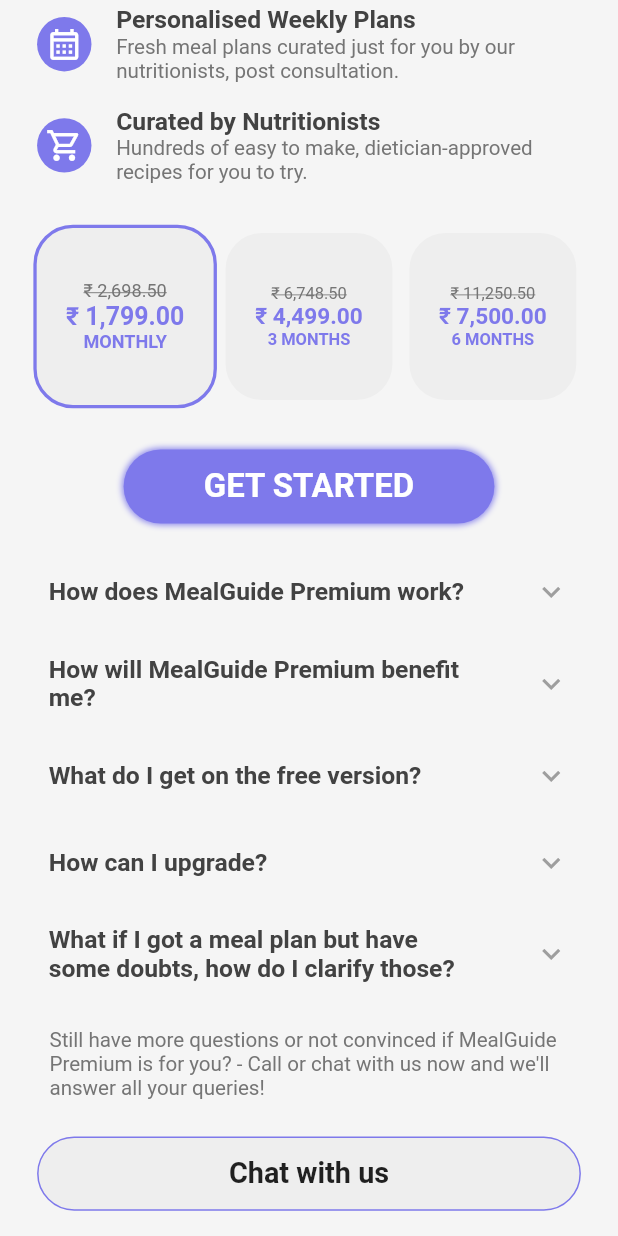
After one commit to Akshiiitsaxena/mealguide-flutter, a Flutter app: the UpgradePage screen opened directly, scrolled down 576 dp, after a tap on "₹ 2,698.50", on a phone screen of 412 x 824 dp. The commit adds this screen. Run offline on Flutter 3.47's test engine with Material 2 defaults, Android fonts, the phone set to English and light mode, and no system bars; drawn by our look-alikes of scrollable_positioned_list; our stand-ins replace cached_network_image, flutter_hooks, hive, hooks_riverpod, persistent_bottom_nav_bar_v2, sizer; missing offline and left inert: fraction; accounts and stored records are empty.

Commit message:
feat: added upgrade tab

```diff
--- a/lib/helper/bottom_bar_view.dart
+++ b/lib/helper/bottom_bar_view.dart
@@ -5,6 +5,7 @@ import 'package:hooks_riverpod/hooks_riverpod.dart';
 import 'package:mealguide/models/added_items_hive_model.dart';
 import 'package:mealguide/pages/items/items_page.dart';
 import 'package:mealguide/pages/recipes/all_recipes_page.dart';
+import 'package:mealguide/pages/upgrade/upgrade_page.dart';
 import 'package:mealguide/providers/hive_provider.dart';
 import 'package:persistent_bottom_nav_bar_v2/persistent-tab-view.dart';
 import 'package:path_provider/path_provider.dart' as path_provider;
@@ -37,6 +38,7 @@ class BottomBarView extends HookConsumerWidget {
       screens: const [
         AllRecipesPage(),
         ItemsPage(),
+        UpgradePage(),
       ],
       backgroundColor: theme.canvasColor,
       items: [
@@ -49,6 +51,12 @@ class BottomBarView extends HookConsumerWidget {
         PersistentBottomNavBarItem(
           icon: const Icon(Icons.menu),
           title: 'Items',
+          activeColorPrimary: const Color(0xff7e79eb),
+          inactiveColorPrimary: Colors.grey,
+        ),
+        PersistentBottomNavBarItem(
+          icon: const Icon(Icons.upgrade_rounded),
+          title: 'Upgrade',
           activeColorPrimary: const Color(0xff7e79eb),
           inactiveColorPrimary: Colors.grey,
         ),
--- /dev/null
+++ b/lib/pages/upgrade/upgrade_page.dart
@@ -0,0 +1,166 @@
+import 'package:flutter/material.dart';
+import 'package:flutter_hooks/flutter_hooks.dart';
+import 'package:hooks_riverpod/hooks_riverpod.dart';
+import 'package:mealguide/widgets/mg_faqs.dart';
+import 'package:mealguide/widgets/primary_button.dart';
+import 'package:mealguide/widgets/subscription_box.dart';
+import 'package:mealguide/widgets/upgrade_button.dart';
+import 'package:mealguide/widgets/upgrade_info_tile.dart';
+import 'package:scrollable_positioned_list/scrollable_positioned_list.dart';
+import 'package:sizer/sizer.dart';
+
+class UpgradePage extends HookConsumerWidget {
+  const UpgradePage({super.key});
+
+  @override
+  Widget build(BuildContext context, WidgetRef ref) {
+    final controller = ItemScrollController();
+    final theme = Theme.of(context);
+    final chosenPlan = useState(0);
+
+    List<Widget> widgets = [
+      Container(
+        height: 20.h,
+        width: 100.w,
+        color: theme.primaryColor,
+      ),
+      SizedBox(height: 3.h),
+      Padding(
+        padding: EdgeInsets.symmetric(horizontal: 6.w),
+        child: Text(
+          'Unlock a\nhealthier you.',
+          style: theme.textTheme.titleLarge!
+              .copyWith(fontWeight: FontWeight.w900, color: theme.primaryColor),
+        ),
+      ),
+      Padding(
+        padding: EdgeInsets.symmetric(vertical: 1.h, horizontal: 6.w),
+        child: Text(
+          'Unlock MealGuide to make a meal planning and prepping effortless!',
+          style: theme.textTheme.bodySmall,
+        ),
+      ),
+      SizedBox(height: 1.h),
+      UpgradeButton(
+        child: Text(
+          'View Plans',
+          style: theme.textTheme.titleMedium!.copyWith(fontSize: 14.sp),
+        ),
+        onTap: () => controller.scrollTo(
+          index: 9,
+          duration: const Duration(milliseconds: 200),
+        ),
+      ),
+      UpgradeButton(
+        child: Row(
+          mainAxisAlignment: MainAxisAlignment.center,
+          children: [
+            Text(
+              'Chat with us',
+              style: theme.textTheme.titleMedium!.copyWith(fontSize: 14.sp),
+            ),
+          ],
+        ),
+        onTap: () {},
+      ),
+      UpgradeButton(
+        child: Text(
+          'View FAQs',
+          style: theme.textTheme.titleMedium!.copyWith(fontSize: 14.sp),
+        ),
+        onTap: () => controller.scrollTo(
+          index: 15,
+          duration: const Duration(milliseconds: 200),
+        ),
+      ),
+      SizedBox(height: 1.h),
+      const UpgradeInfoTile(
+        content:
+            'Unlimited calls with our nutritionists to help you receive the best guidance.',
+        icon: Icons.troubleshoot_rounded,
+        title: 'One on One Consultations',
+      ),
+      const UpgradeInfoTile(
+        content:
+            'Fresh meal plans curated just for you by our nutritionists, post consultation.',
+        icon: Icons.calendar_month_outlined,
+        title: 'Personalised Weekly Plans',
+      ),
+      const UpgradeInfoTile(
+        content:
+            'Hundreds of easy to make, dietician-approved recipes for you to try.',
+        icon: Icons.shopping_cart_outlined,
+        title: 'Curated by Nutritionists',
+      ),
+      SizedBox(height: 3.h),
+      Container(
+        padding: EdgeInsets.symmetric(horizontal: 4.w),
+        child: Row(
+          mainAxisAlignment: MainAxisAlignment.spaceEvenly,
+          children: [
+            SubcriptionBox(
+              oldPrice: '₹ 2,698.50',
+              newPrice: '₹ 1,799.00',
+              duration: 'monthly',
+              isSelected: chosenPlan.value == 0,
+              onTap: () => chosenPlan.value = 0,
+            ),
+            SubcriptionBox(
+              oldPrice: '₹ 6,748.50',
+              newPrice: '₹ 4,499.00',
+              duration: '3 months',
+              isSelected: chosenPlan.value == 1,
+              onTap: () => chosenPlan.value = 1,
+            ),
+            SubcriptionBox(
+              oldPrice: '₹ 11,250.50',
+              newPrice: '₹ 7,500.00',
+              duration: '6 months',
+              isSelected: chosenPlan.value == 2,
+              onTap: () => chosenPlan.value = 2,
+            ),
+          ],
+        ),
+      ),
+      SizedBox(height: 2.h),
+      Padding(
+        padding: EdgeInsets.symmetric(horizontal: 20.w),
+        child: MgPrimaryButton(
+          'GET STARTED',
+          onTap: () {},
+          isEnabled: true,
+          height: 6.h,
+        ),
+      ),
+      SizedBox(height: 2.h),
+      const MgFaqs(),
+      SizedBox(height: 2.h),
+      Padding(
+        padding: EdgeInsets.symmetric(horizontal: 8.w),
+        child: Text(
+          'Still have more questions or not convinced if MealGuide Premium is for you? - Call or chat with us now and we\'ll answer all your queries!',
+          style: theme.textTheme.bodySmall,
+        ),
+      ),
+      SizedBox(height: 2.h),
+      UpgradeButton(
+        child: Text(
+          'Chat with us',
+          style: theme.textTheme.titleMedium!.copyWith(fontSize: 14.sp),
+        ),
+        onTap: () {},
+      ),
+      SizedBox(height: 10.h),
+    ];
+
+    return Scaffold(
+      body: ScrollablePositionedList.builder(
+        itemScrollController: controller,
+        itemCount: widgets.length,
+        itemBuilder: (context, index) {
+          return widgets[index];
+        },
+      ),
+    );
+  }
+}
--- /dev/null
+++ b/lib/widgets/mg_faqs.dart
@@ -0,0 +1,56 @@
+import 'package:flutter/material.dart';
+import 'package:sizer/sizer.dart';
+
+class MgFaqs extends StatelessWidget {
+  const MgFaqs({super.key});
+
+  static const List<String> titles = [
+    'How does MealGuide Premium work?',
+    'How will MealGuide Premium benefit me?',
+    'What do I get on the free version?',
+    'How can I upgrade?',
+    'What if I got a meal plan but have some doubts, how do I clarify those?',
+  ];
+
+  static const List<String> content = [
+    'Just Schedult another call with your nuritionist via the app and get all your doubts answered',
+    'Wtih Mg Premium, you\'ll get access to the following:\n\n- A Deidicated Premiusn ieurhg  ieruhg iuerhgi wbew\n- Person shit',
+    'Just Schedult another call with your nuritionist via the app and get all your doubts answered',
+    'Just Schedult another call with your nuritionist via the app and get all your doubts answered',
+    'Just Schedult another call with your nuritionist via the app and get all your doubts answered',
+  ];
+
+  @override
+  Widget build(BuildContext context) {
+    final theme = Theme.of(context);
+    return Container(
+      padding: EdgeInsets.symmetric(horizontal: 4.w),
+      child: Column(
+        children: List.generate(
+          5,
+          (index) => ExpansionTile(
+            collapsedIconColor: Colors.grey,
+            title: Padding(
+              padding: EdgeInsets.fromLTRB(0, 1.h, 6.w, 1.h),
+              child: Text(
+                titles[index],
+                style: theme.textTheme.bodyMedium!.copyWith(fontSize: 12.sp),
+              ),
+            ),
+            iconColor: theme.primaryColor,
+            children: [
+              Padding(
+                padding: EdgeInsets.symmetric(vertical: 1.h, horizontal: 4.w),
+                child: Text(
+                  content[index],
+                  style: theme.textTheme.bodySmall,
+                ),
+              ),
+              SizedBox(height: 1.h),
+            ],
+          ),
+        ),
+      ),
+    );
+  }
+}
--- a/lib/widgets/primary_button.dart
+++ b/lib/widgets/primary_button.dart
@@ -19,6 +19,8 @@ class MgPrimaryButton extends StatelessWidget {
 
   @override
   Widget build(BuildContext context) {
+    final theme = Theme.of(context);
+
     return Padding(
       padding: EdgeInsets.only(top: 2.h),
       child: GestureDetector(
@@ -28,14 +30,12 @@ class MgPrimaryButton extends StatelessWidget {
           width: width ?? 85.w,
           alignment: Alignment.center,
           decoration: BoxDecoration(
-            color: isEnabled
-                ? Colors.deepPurpleAccent.shade100
-                : Colors.grey.shade800,
+            color: isEnabled ? theme.primaryColor : Colors.grey.shade800,
             borderRadius: BorderRadius.circular(64),
             boxShadow: isEnabled
                 ? [
                     BoxShadow(
-                      color: Colors.deepPurpleAccent.shade100,
+                      color: theme.primaryColor.withOpacity(0.9),
                       spreadRadius: 1,
                       blurRadius: 3,
                     ),
@@ -44,7 +44,7 @@ class MgPrimaryButton extends StatelessWidget {
           ),
           child: Center(
             child: Text(
-              'Continue',
+              text,
               style: TextStyle(
                 color: isEnabled ? Colors.white : Colors.grey.shade600,
                 fontSize: 16.sp,
--- /dev/null
+++ b/lib/widgets/subscription_box.dart
@@ -0,0 +1,73 @@
+import 'package:flutter/material.dart';
+import 'package:sizer/sizer.dart';
+
+class SubcriptionBox extends StatelessWidget {
+  final String oldPrice;
+  final String newPrice;
+  final String duration;
+  final bool isSelected;
+  final Function() onTap;
+
+  const SubcriptionBox({
+    super.key,
+    required this.oldPrice,
+    required this.newPrice,
+    required this.duration,
+    required this.isSelected,
+    required this.onTap,
+  });
+
+  final double scale = 1;
+
+  @override
+  Widget build(BuildContext context) {
+    final theme = Theme.of(context);
+    double newScale = scale;
+    if (isSelected) {
+      newScale = scale * 1.1;
+    }
+
+    return AnimatedScale(
+      scale: newScale,
+      duration: const Duration(milliseconds: 200),
+      child: InkWell(
+        onTap: onTap,
+        child: Container(
+          width: 27.w,
+          height: 27.w,
+          padding: EdgeInsets.symmetric(horizontal: 1.5.w),
+          decoration: BoxDecoration(
+            borderRadius: BorderRadius.circular(24),
+            border: Border.all(
+                color: isSelected ? theme.primaryColor : Colors.transparent,
+                width: 2),
+            color: theme.canvasColor,
+          ),
+          child: Column(
+            mainAxisAlignment: MainAxisAlignment.center,
+            children: [
+              Text(
+                oldPrice,
+                style: theme.textTheme.bodySmall!
+                    .copyWith(fontSize: 8.sp)
+                    .copyWith(decoration: TextDecoration.lineThrough),
+              ),
+              Text(
+                newPrice,
+                style: theme.textTheme.labelLarge!
+                    .copyWith(fontWeight: FontWeight.bold, fontSize: 11.sp),
+              ),
+              Text(
+                duration.toUpperCase(),
+                style: theme.textTheme.bodySmall!.copyWith(
+                    color: theme.primaryColor,
+                    fontWeight: FontWeight.bold,
+                    fontSize: 8.sp),
+              )
+            ],
+          ),
+        ),
+      ),
+    );
+  }
+}
--- /dev/null
+++ b/lib/widgets/upgrade_button.dart
@@ -0,0 +1,29 @@
+import 'package:flutter/material.dart';
+import 'package:sizer/sizer.dart';
+
+class UpgradeButton extends StatelessWidget {
+  final Widget child;
+  final Function() onTap;
+
+  const UpgradeButton({super.key, required this.child, required this.onTap});
+
+  @override
+  Widget build(BuildContext context) {
+    final theme = Theme.of(context);
+    return InkWell(
+      onTap: onTap,
+      child: Container(
+        margin: EdgeInsets.symmetric(horizontal: 6.w, vertical: 1.h),
+        decoration: BoxDecoration(
+          border: Border.all(color: theme.primaryColor),
+          borderRadius: BorderRadius.circular(56),
+          color: theme.canvasColor,
+        ),
+        height: 6.h,
+        width: 100.w,
+        alignment: Alignment.center,
+        child: child,
+      ),
+    );
+  }
+}
--- /dev/null
+++ b/lib/widgets/upgrade_info_tile.dart
@@ -0,0 +1,53 @@
+import 'package:flutter/material.dart';
+import 'package:hooks_riverpod/hooks_riverpod.dart';
+import 'package:mealguide/providers/theme_provider.dart';
+import 'package:sizer/sizer.dart';
+
+class UpgradeInfoTile extends HookConsumerWidget {
+  final IconData icon;
+  final String title;
+  final String content;
+
+  const UpgradeInfoTile({
+    super.key,
+    required this.content,
+    required this.icon,
+    required this.title,
+  });
+
+  @override
+  Widget build(BuildContext context, WidgetRef ref) {
+    final theme = Theme.of(context);
+    return Container(
+      padding: EdgeInsets.symmetric(vertical: 1.h, horizontal: 6.w),
+      child: Row(
+        crossAxisAlignment: CrossAxisAlignment.center,
+        children: [
+          Container(
+            padding: EdgeInsets.all(0.7.h),
+            decoration: BoxDecoration(
+              borderRadius: BorderRadius.circular(56),
+              color:
+                  ref.watch(themeStateNotifierProvider).mode == ThemeMode.light
+                      ? theme.primaryColor
+                      : const Color(0xff393868),
+            ),
+            child: Icon(icon, color: Colors.white, size: 18.sp),
+          ),
+          SizedBox(width: 4.w),
+          Expanded(
+            child: Column(
+              crossAxisAlignment: CrossAxisAlignment.start,
+              children: [
+                Text(title,
+                    style:
+                        theme.textTheme.bodyMedium!.copyWith(fontSize: 12.sp)),
+                Text(content, style: theme.textTheme.bodySmall),
+              ],
+            ),
+          )
+        ],
+      ),
+    );
+  }
+}
--- a/pubspec.yaml
+++ b/pubspec.yaml
@@ -38,6 +38,7 @@ dependencies:
   intl: ^0.17.0
   hive: ^2.2.3
   path_provider: ^2.0.11
+  scrollable_positioned_list: ^0.3.5
 
   # The following adds the Cupertino Icons font to your application.
   # Use with the CupertinoIcons class for iOS style icons.
```
